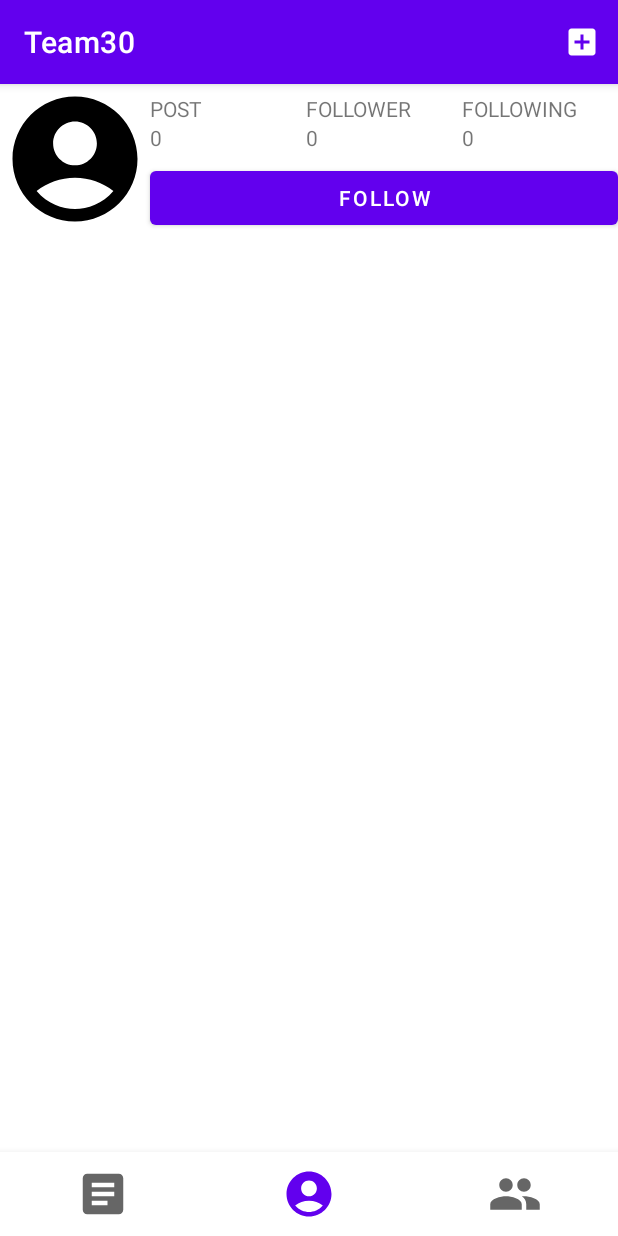
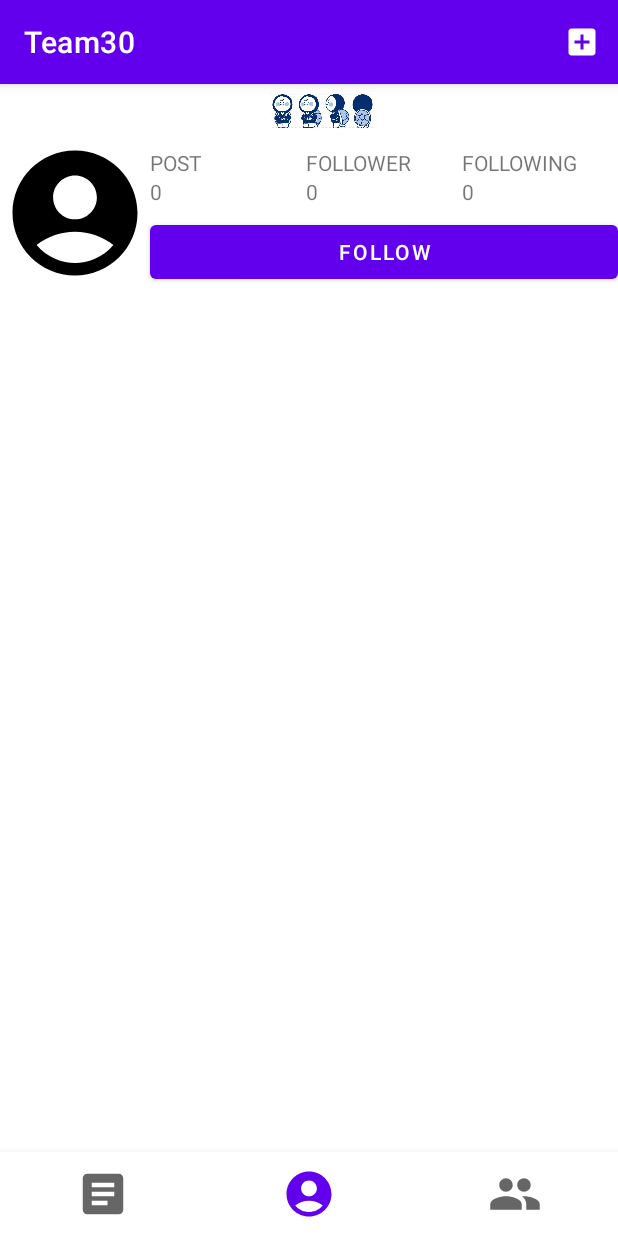
Before and after one commit to newJunsung/AdvancedMobileProgramming-Team30, an Android app: the SNSActivity screen opened directly, with no data from a screen before it, item 2 of the bottom bar chosen, on a phone screen of 412 x 824 dp. Run offline under Robolectric (Android 15) with nearby library versions, the phone set to English and light mode, and no system bars; our stand-ins replace Firebase (no records; nobody signed in at launch, a user with empty details on screens opened directly).

Commit message:
툴바 구현

```diff
--- a/app/src/main/java/com/example/team30/home/SNSActivity.kt
+++ b/app/src/main/java/com/example/team30/home/SNSActivity.kt
@@ -5,6 +5,7 @@ import androidx.appcompat.app.AppCompatActivity
 import android.os.Bundle
 import android.view.Menu
 import android.view.MenuItem
+import android.view.View
 import com.example.team30.R
 import com.example.team30.databinding.ActivitySnsBinding
 import com.example.team30.home.feeds.FeedsFragment
@@ -13,6 +14,8 @@ import com.example.team30.home.profile.ProfileFragment
 import com.example.team30.post.AddPost
 import com.google.android.material.navigation.NavigationBarView
 import com.google.firebase.auth.FirebaseAuth
+import kotlinx.android.synthetic.main.activity_sns.*
+import kotlinx.android.synthetic.main.activity_sns.view.*
 
 class SNSActivity : AppCompatActivity(), NavigationBarView.OnItemSelectedListener {
     private lateinit var binding: ActivitySnsBinding
@@ -27,12 +30,14 @@ class SNSActivity : AppCompatActivity(), NavigationBarView.OnItemSelectedListene
         setContentView(binding.root)
 
         binding.bottomTabBar.setOnItemSelectedListener(this)
+        setDefaultToolbar()
         feedsFragment = FeedsFragment.newInstance()
         supportFragmentManager.beginTransaction().add(R.id.fragments_frame, feedsFragment).commit()
     }
 
     // 탭바를 선택하면 해당 fragment로 이동
     override fun onNavigationItemSelected(item: MenuItem): Boolean {
+        setDefaultToolbar()
         when (item.itemId) {
             R.id.tab_bar_feeds -> {
                 feedsFragment = FeedsFragment.newInstance()
@@ -55,6 +60,12 @@ class SNSActivity : AppCompatActivity(), NavigationBarView.OnItemSelectedListene
         return true
     }
 
+    fun setDefaultToolbar() {
+        toolbar_back_button.visibility = View.GONE
+        toolbar_user_id.visibility = View.GONE
+        toolbar_logo.visibility = View.VISIBLE
+    }
+
     override fun onCreateOptionsMenu(menu: Menu?): Boolean {
         menuInflater.inflate(R.menu.feed_toolbar, menu)
         return super.onCreateOptionsMenu(menu)
--- /dev/null
+++ b/app/src/main/res/drawable/ic_baseline_arrow_back_ios_new_24.xml
@@ -0,0 +1,5 @@
+<vector android:height="24dp" android:tint="#000000"
+    android:viewportHeight="24" android:viewportWidth="24"
+    android:width="24dp" xmlns:android="http://schemas.android.com/apk/res/android">
+    <path android:fillColor="@android:color/white" android:pathData="M17.77,3.77l-1.77,-1.77l-10,10l10,10l1.77,-1.77l-8.23,-8.23z"/>
+</vector>
--- a/app/src/main/res/layout/activity_sns.xml
+++ b/app/src/main/res/layout/activity_sns.xml
@@ -5,6 +5,39 @@
     android:layout_width="match_parent"
     android:layout_height="match_parent"
     tools:context=".home.SNSActivity">
+
+    <androidx.appcompat.widget.Toolbar
+        android:id="@+id/toolbar"
+        android:layout_width="match_parent"
+        android:layout_height="36dp"
+        app:layout_constraintStart_toStartOf="parent"
+        app:layout_constraintTop_toTopOf="parent">
+        <RelativeLayout
+            android:layout_width="match_parent"
+            android:layout_height="match_parent">
+            <ImageView
+                android:id="@+id/toolbar_back_button"
+                android:src="@drawable/ic_baseline_arrow_back_ios_new_24"
+                android:layout_width="36dp"
+                android:layout_height="36dp"
+                android:layout_alignParentLeft="true"
+                android:layout_marginLeft="20dp" />
+            <TextView
+                android:id="@+id/toolbar_user_id"
+                android:text="USER ID"
+                android:textSize="16sp"
+                android:gravity="center"
+                android:layout_toEndOf="@id/toolbar_back_button"
+                android:layout_width="wrap_content"
+                android:layout_height="match_parent"
+                />
+            <ImageView
+                android:id="@+id/toolbar_logo"
+                android:src="@drawable/logo"
+                android:layout_width="wrap_content"
+                android:layout_height="match_parent" />
+        </RelativeLayout>
+    </androidx.appcompat.widget.Toolbar>
 
     <FrameLayout
         android:id="@+id/fragments_frame"
@@ -14,7 +47,7 @@
         app:layout_constraintEnd_toEndOf="parent"
         app:layout_constraintHorizontal_bias="0.0"
         app:layout_constraintStart_toStartOf="parent"
-        app:layout_constraintTop_toTopOf="parent" />
+        app:layout_constraintTop_toBottomOf="@+id/toolbar" />
 
     <com.google.android.material.bottomnavigation.BottomNavigationView
         android:id="@+id/bottom_tab_bar"
--- a/app/src/main/res/layout/fragment_profile.xml
+++ b/app/src/main/res/layout/fragment_profile.xml
@@ -12,7 +12,7 @@
             android:layout_width="100dp"
             android:layout_height="100dp" />
         <Button
-            android:id="@+id/follow_button"
+            android:id="@+id/logout_follow_button"
             android:layout_width="match_parent"
             android:layout_height="48dp"
             android:layout_alignParentBottom="true"
@@ -24,7 +24,7 @@
             android:layout_width="match_parent"
             android:layout_height="match_parent"
             android:layout_toEndOf="@id/user_profile"
-            android:layout_above="@id/follow_button">
+            android:layout_above="@id/logout_follow_button">
 
             <LinearLayout
                 android:layout_width="0dp"
```
Also changed, not shown: app/src/main/res/drawable-v24/logo.webp (added).
